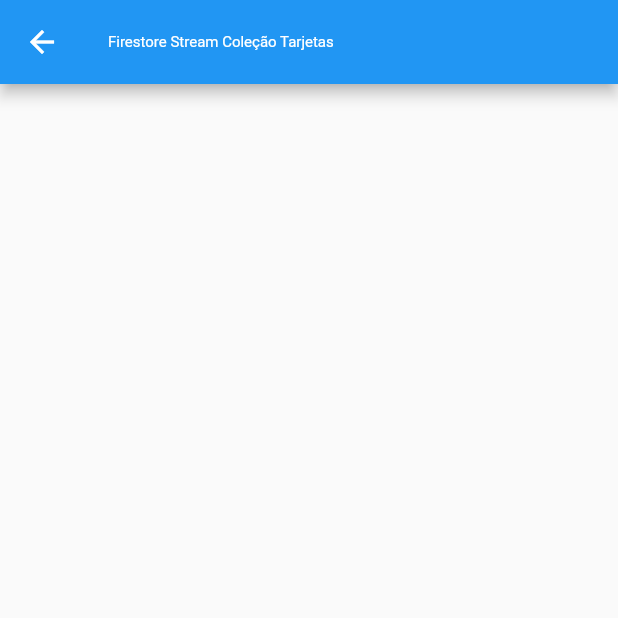
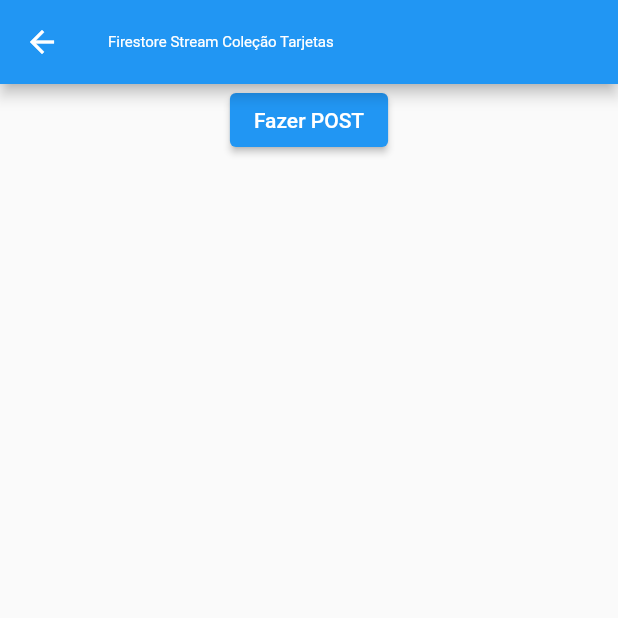
Before and after one commit to raphaaugustosilva/rapha-flutter-pocs, a Flutter app: the screen it shows after launch, after a tap on "Firestore", on a phone screen of 412 x 824 dp, the top half of it. Run offline on Flutter 3.47's test engine with Material 2 defaults, Android fonts, the phone set to English and light mode, and no system bars; our stand-ins replace cloud_firestore, firebase_core; missing offline and left inert: eventsource, usage; accounts and stored records are empty; network calls fail.

Commit message:
creating components

```diff
--- /dev/null
+++ b/lib/pages/components/app_is_loading_component.dart
@@ -0,0 +1,24 @@
+import 'package:flutter/material.dart';
+
+class AppIsLoadingComponent extends StatelessWidget {
+  final String? loadingText;
+  const AppIsLoadingComponent({super.key, this.loadingText});
+
+  @override
+  Widget build(BuildContext context) {
+    return Padding(
+      padding: const EdgeInsets.only(top: 10),
+      child: Column(
+        crossAxisAlignment: CrossAxisAlignment.center,
+        children: [
+          const CircularProgressIndicator(),
+          if (loadingText != null)
+            Padding(
+              padding: const EdgeInsets.only(top: 10),
+              child: Text(loadingText ?? "", textAlign: TextAlign.center),
+            ),
+        ],
+      ),
+    );
+  }
+}
--- a/lib/pages/firestore_page/firestore_page.dart
+++ b/lib/pages/firestore_page/firestore_page.dart
@@ -2,6 +2,8 @@ import 'package:flutter/material.dart';
 import 'package:cloud_firestore/cloud_firestore.dart';
 import 'package:teste/domain/entities/tarjeta_entity.dart';
 import 'package:teste/presenters/firestore_presenter.dart';
+import 'package:teste/pages/components/app_is_error_component.dart';
+import 'package:teste/pages/components/app_is_loading_component.dart';
 import 'package:teste/pages/firestore_page/firestore_detail_page.dart';
 
 class FirestorePage extends StatefulWidget {
@@ -13,6 +15,8 @@ class FirestorePage extends StatefulWidget {
 
 class _FirestorePageState extends State<FirestorePage> {
   final FirestorePresenter presenter = FirestorePresenter();
+  bool isLoading = false;
+  bool isError = false;
 
   late Future futureInitListeningToCollection;
   @override
@@ -29,8 +33,22 @@ class _FirestorePageState extends State<FirestorePage> {
         future: futureInitListeningToCollection,
         builder: (context, snapshot) {
           return (snapshot.connectionState != ConnectionState.done)
-              ? Center(child: makeIsLoading())
+              ? const Center(child: AppIsLoadingComponent())
+              : isLoading
+                  ? const Center(child: AppIsLoadingComponent())
                   : Center(
+                      child: Column(
+                        children: [
+                          ElevatedButton(
+                            onPressed: () async {
+                              setState(() => [isError = false, isLoading = true]);
+                              isError = !await presenter.postTest();
+                              setState(() => isLoading = false);
+                            },
+                            child: const Text("Fazer POST"),
+                          ),
+                          if (isError) AppIsErrorComponent(presenter.errorDetailText),
+                          Expanded(
                             child: StreamBuilder<QuerySnapshot<TarjetaEntity>>(
                               stream: presenter.tarjetaCollectionStream,
                               builder: (BuildContext context, AsyncSnapshot<QuerySnapshot<TarjetaEntity>> snapshot) {
@@ -63,19 +81,12 @@ class _FirestorePageState extends State<FirestorePage> {
                                 );
                               },
                             ),
+                          ),
+                        ],
+                      ),
                     );
         },
       ),
     );
   }
-
-  Widget makeIsLoading() {
-    return Padding(
-      padding: const EdgeInsets.only(top: 10),
-      child: Column(
-        crossAxisAlignment: CrossAxisAlignment.center,
-        children: const [CircularProgressIndicator()],
-      ),
-    );
 }
-}
```
Also changed, not shown: lib/pages/components/app_is_error_component.dart (added, +18 -0 lines), lib/pages/firestore_page/firestore_detail_page.dart (+2 -11 lines), lib/pages/stream_sse_web_socket_page.dart (+5 -30 lines), lib/presenters/firestore_presenter.dart (+26 -0 lines). Lines whose indentation alone changed are shown as unchanged.
